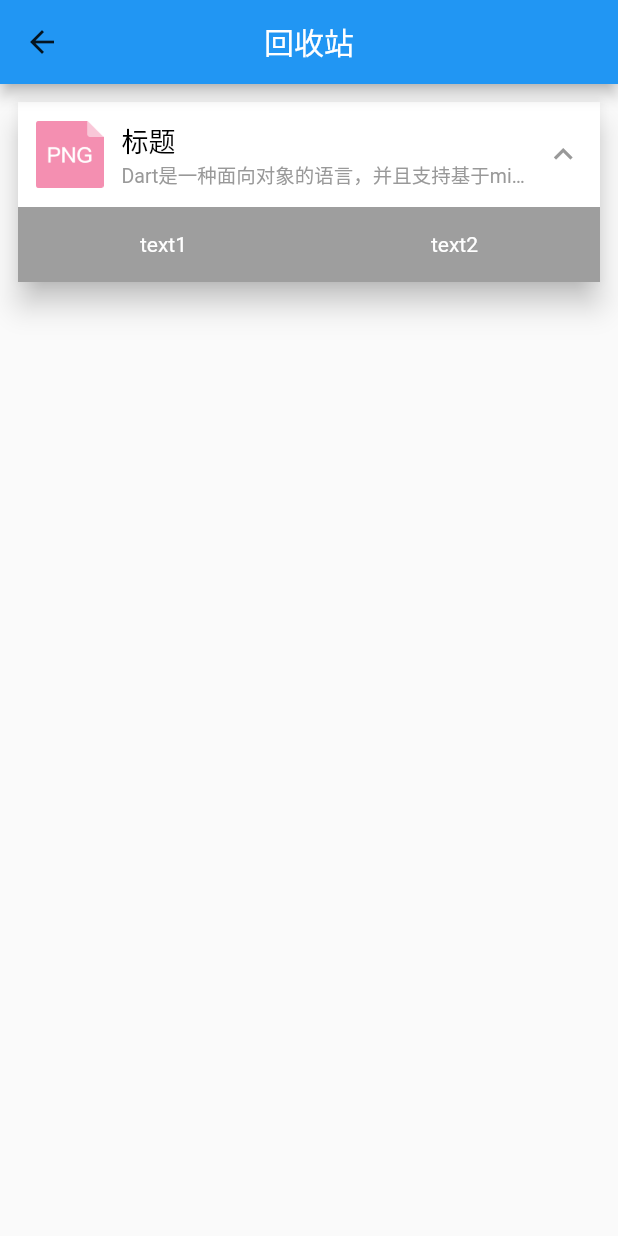
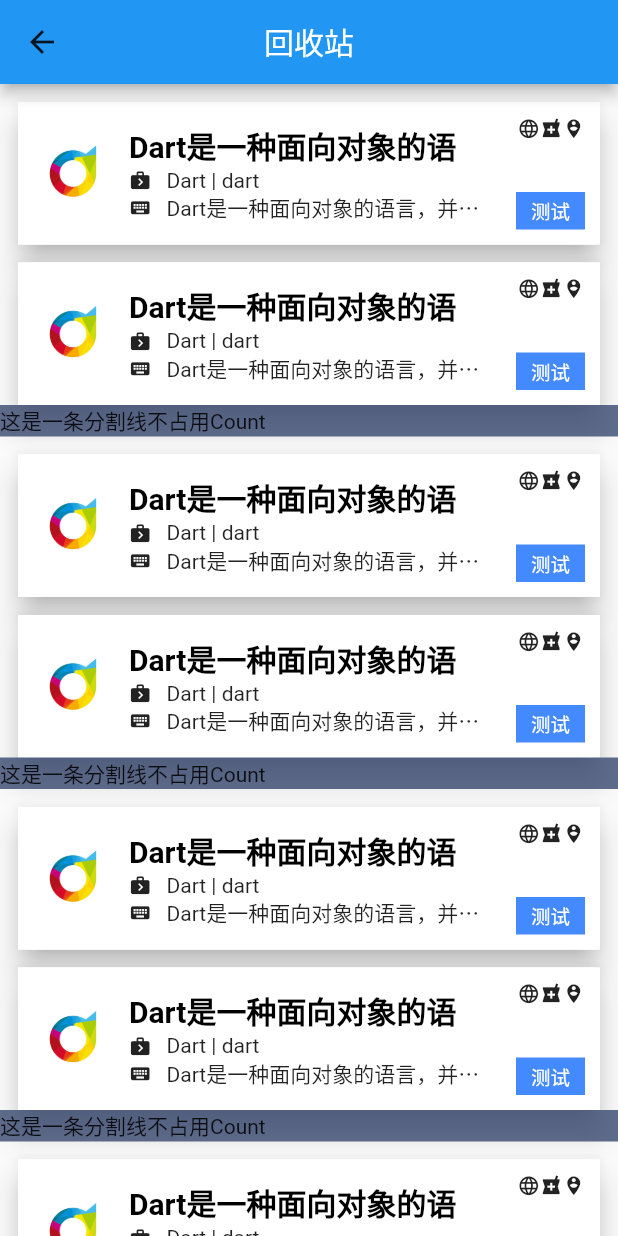
Before and after one commit to ZhangLeiBoy/FlutterLearning, a Flutter app: the RecyclePage screen opened directly, on a phone screen of 412 x 824 dp. Run offline on Flutter 3.47's test engine with Material 2 defaults, Android fonts, the phone set to English and light mode, and no system bars; missing offline and left inert: simple_permissions.

Commit message:
增加列表数据展示

```diff
--- a/lib/pages/recycle_page.dart
+++ b/lib/pages/recycle_page.dart
@@ -1,4 +1,7 @@
 import 'package:flutter/material.dart';
+import 'package:flutter_module/zhanglei/utils/bgUtil.dart';
+import 'package:flutter_module/zhanglei/utils/pdUtil.dart';
+import 'package:simple_permissions/simple_permissions.dart';
 
 class RecyclePage extends StatefulWidget {
   @override
@@ -9,9 +12,14 @@ class RecyclePage extends StatefulWidget {
 var commonStyle = TextStyle(color: Colors.black, fontSize: 18);
 //灰色较小文字
 var infoStyle = TextStyle(color: Color(0xff999999), fontSize: 13);
+//较大文字
+var bigStyle =
+    TextStyle(color: Colors.black, fontSize: 20, fontWeight: FontWeight.bold);
+//btn文字
+var btnStyle = TextStyle(color: Color(0xffffffff), fontSize: 13);
 
 class _RecyclePageState extends State<RecyclePage> {
-  bool showExpend = true;
+  bool showExpend = false;
   int showExpendIndex = -1;
 
   // 改变展开状态
@@ -42,72 +50,75 @@ class _RecyclePageState extends State<RecyclePage> {
   @override
   Widget build(BuildContext context) {
     //左边图片
-    var headImg2 = Image.asset(
-      "images/icon_resource_png.png",
-      width: 45,
-      height: 45,
+    var headImg = Image.asset(
+      "images/app_logo.png",
+      width: 50,
+      height: 50,
     );
 
-    var center2 = Column(
+    var center = Column(
       mainAxisAlignment: MainAxisAlignment.center, //主轴对齐方式
-      crossAxisAlignment: CrossAxisAlignment.start, //辅轴
+      crossAxisAlignment: CrossAxisAlignment.start, //辅轴从左至右
       children: <Widget>[
-        Text(
-          "标题",
-          style: commonStyle,
+        //第一行标题栏
+        Text("Dart是一种面向对象的语言", maxLines: 1, style: bigStyle),
+        //第二行内容区
+        Row(
+          children: <Widget>[
+            Icon(Icons.next_week, size: 15),
+            pd(Text("Dart | dart"), l: 10)
+          ],
         ),
-        Text(
-          "Dart是一种面向对象的语言，并且支持基于mixin的继承方式",
-          maxLines: 1,
-          overflow: TextOverflow.ellipsis,
-          style: infoStyle,
-          textAlign: TextAlign.start,
+        //第三行简介区
+        Row(
+          children: <Widget>[
+            Icon(Icons.keyboard, size: 15),
+            Expanded(
+                child: pd(
+                    Text("Dart是一种面向对象的语言，并且支持基于mixin的继承方式",
+                        maxLines: 1, overflow: TextOverflow.ellipsis),
+                    l: 10))
+          ],
         ),
       ],
     );
 
-    var end2 = GestureDetector(
-      onTap: () {
-        setState(() {
-          _expend(1);
-        });
-      },
-      child: Icon(
-        showExpend ? Icons.keyboard_arrow_up : Icons.keyboard_arrow_down,
-        size: 25,
-        color: Color(0xff999999),
-      ),
+    var end = Column(
+      mainAxisAlignment: MainAxisAlignment.spaceBetween,
+      crossAxisAlignment: CrossAxisAlignment.end,
+      children: <Widget>[
+        Row(
+          children: <Widget>[
+            Icon(Icons.language, size: 15),
+            Icon(Icons.local_pharmacy, size: 15),
+            Icon(Icons.person_pin_circle, size: 15)
+          ],
+        ),
+        bg(pdhv(Text("测试", style: btnStyle), h: 10, v: 3), Colors.blueAccent)
+      ],
     );
 
-    var rowLine2 = Row(
+    var rowLine = Row(
       children: <Widget>[
-        Padding(
-          padding: EdgeInsets.fromLTRB(12, 0, 0, 0),
-          child: headImg2,
-        ),
-        Expanded(
-          child: Padding(
-            padding: EdgeInsets.fromLTRB(12, 0, 12, 0),
-            child: center2,
-          ),
-        ),
-        Padding(
-          padding: EdgeInsets.fromLTRB(0, 0, 12, 0),
-          child: end2,
-        ),
+//        bg(pd(headImg, l: 12)),
+//        Expanded(child: bg(pd(center, l: 12, r: 12))),
+//        bg(pda(end, 10)),
+        pd(headImg, l: 12),
+        Expanded(child: pd(center, l: 12, r: 12)),
+        pda(end, 10),
       ],
     );
 
     var item = Card(
       child: Container(
-        height: showExpend ? 120 : 70,
+        height: showExpend ? 120 : 95,
         child: Column(
           mainAxisAlignment: MainAxisAlignment.start,
           children: <Widget>[
             Container(
-              child: rowLine2,
+              child: rowLine,
               color: Colors.white,
-              height: 70,
+              height: 95,
             ),
             Offstage(
               offstage: !showExpend,
@@ -132,6 +143,35 @@ class _RecyclePageState extends State<RecyclePage> {
       elevation: 8,
       margin: EdgeInsets.fromLTRB(12, 12, 12, 0),
     );
-    return Scaffold(appBar: _actionBar(context), body: item);
+
+    var list = ListView.builder(
+      itemCount: 10,
+      itemBuilder: (BuildContext context, int index) {
+        return item;
+      },
+    );
+
+    var list2 = ListView.separated(
+      itemCount: 10,
+      separatorBuilder: (BuildContext context, int index) {
+        return (index+1 ) % 2== 0 ? bg(Text("这是一条分割线不占用Count")) : Container();
+      },
+      itemBuilder: (BuildContext context, int index) {
+        return item;
+      },
+    );
+
+    return Scaffold(appBar: _actionBar(context), body: list2);
+  }
+
+
+
+  readFromSD() async{
+    try{
+      var prem = SimplePermissions.requestPermission(Permission.ReadExternalStorage);
+
+    }catch(e){
+
+    }
   }
 }
--- a/lib/zhanglei/demo.dart
+++ b/lib/zhanglei/demo.dart
@@ -1,6 +1,7 @@
 import 'package:flutter/material.dart';
 import 'package:flutter_module/zhanglei/demo_home.dart';
 import 'package:flutter_module/zhanglei/utils/routesUtil.dart';
+import 'package:simple_permissions/simple_permissions.dart';
 
 // ignore: must_be_immutable
 class TestApp extends StatelessWidget {
@@ -21,7 +22,7 @@ class TestApp extends StatelessWidget {
 class MyTextApp extends StatefulWidget {
   MyTextApp(this.title);
 
-  final String title;//params
+  final String title; //params
 
   @override
   _MyTextApp createState() => _MyTextApp();
@@ -51,9 +52,25 @@ class _MyTextApp extends State<MyTextApp> {
         backgroundColor: Colors.blue,
         elevation: 12,
         highlightElevation: 24,
-        onPressed: () {
+        onPressed: () async {
 //      Navigator.push(context,MaterialPageRoute(builder: (bu) => new RecyclePage()));
           Navigator.of(context).pushNamed(recycleList);
+          //权限申请
+//          if (await SimplePermissions.checkPermission(
+//                  Permission.ReadExternalStorage) ==
+//              false) {
+//            var a = SimplePermissions.requestPermission(
+//                Permission.ReadExternalStorage);
+//            a.then((status) {
+//              if (status == PermissionStatus.authorized) {
+//                print("$status authorized");
+//              } else if (status == PermissionStatus.denied) {
+//                print("$status denied");
+//              }
+//            });
+//          }else{
+//            print("already authorized");
+//          }
         },
         child: Icon(
           Icons.add,
--- a/lib/zhanglei/demo_button.dart
+++ b/lib/zhanglei/demo_button.dart
@@ -1,3 +1,5 @@
+import 'dart:io';
+
 import 'package:flutter/material.dart';
 
 //const MaterialButton({
--- a/pubspec.yaml
+++ b/pubspec.yaml
@@ -27,6 +27,8 @@ dependencies:
   # The following adds the Cupertino Icons font to your application.
   # Use with the CupertinoIcons class for iOS style icons.
   cupertino_icons: ^0.1.2
+  # permissions
+  simple_permissions: ^0.1.9
 
 dev_dependencies:
   flutter_test:
```
Also changed, not shown: lib/zhanglei/test.dart (added, +41 -0 lines), lib/zhanglei/utils/testApi.dart (added, +25 -0 lines), pubspec.lock.
